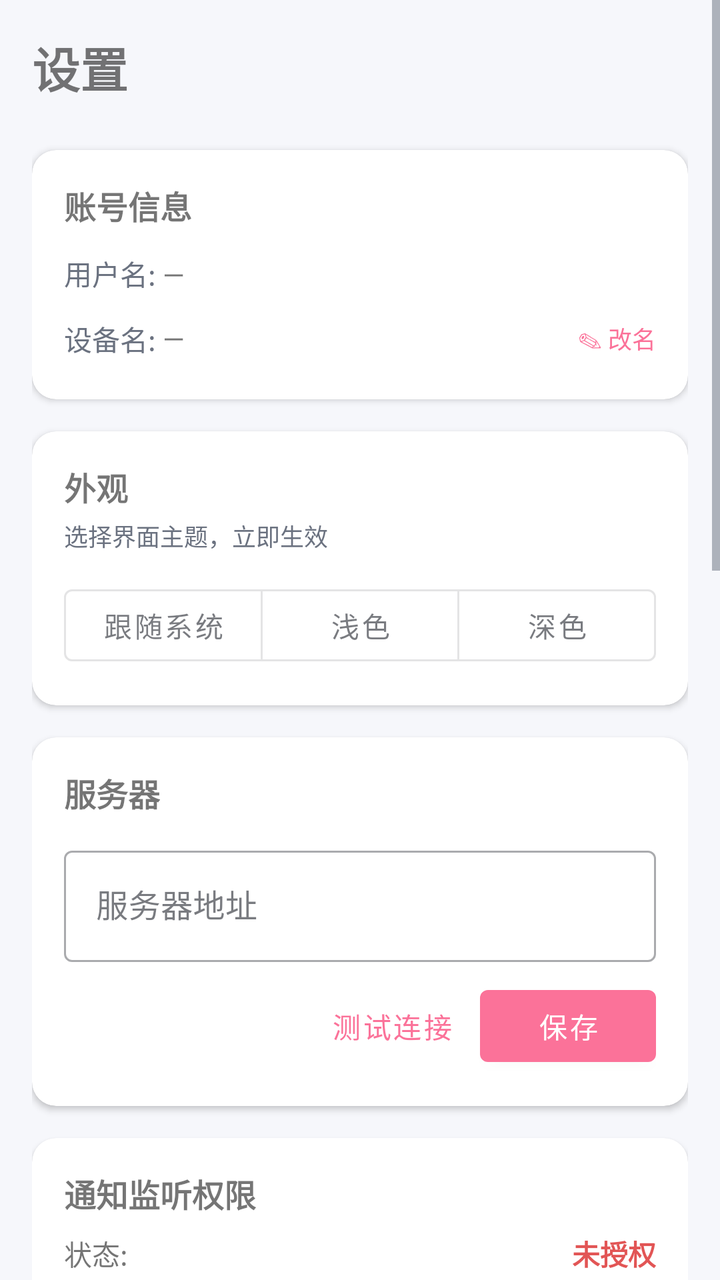
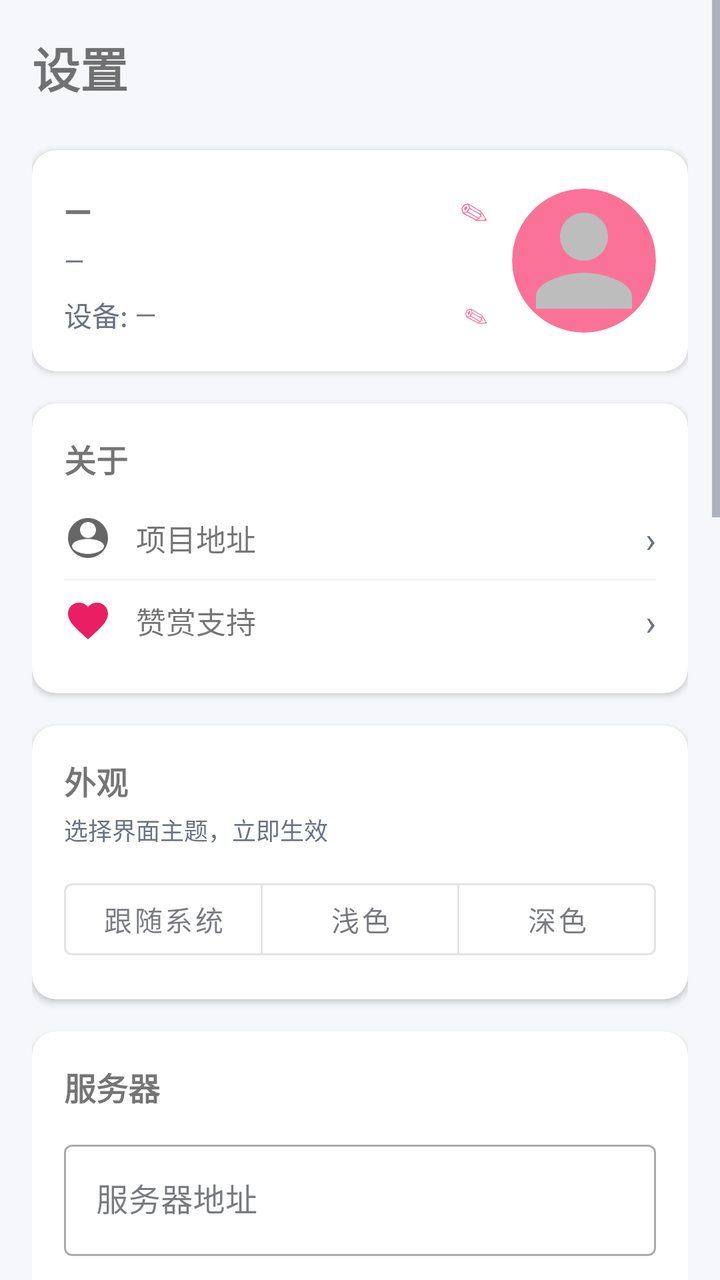

Two renders of the same Android screen: before a commit and after it. Below are the layout's source before the change and the commit's diff.
<!-- AndroidManifest.xml: application theme Theme.NotifySync -->
<!-- res/layout/fragment_settings.xml -->
<?xml version="1.0" encoding="utf-8"?>
<ScrollView xmlns:android="http://schemas.android.com/apk/res/android"
    xmlns:app="http://schemas.android.com/apk/res-auto"
    android:layout_width="match_parent"
    android:layout_height="match_parent"
    android:fillViewport="true">

    <LinearLayout
        android:layout_width="match_parent"
        android:layout_height="wrap_content"
        android:orientation="vertical"
        android:padding="16dp">

        <TextView
            android:layout_width="match_parent"
            android:layout_height="wrap_content"
            android:text="设置"
            android:textSize="24sp"
            android:textStyle="bold"
            android:layout_marginBottom="24dp" />

        
        <com.google.android.material.card.MaterialCardView
            android:layout_width="match_parent"
            android:layout_height="wrap_content"
            android:layout_marginBottom="16dp"
            app:cardCornerRadius="12dp"
            app:cardElevation="2dp">

            <LinearLayout
                android:layout_width="match_parent"
                android:layout_height="wrap_content"
                android:orientation="vertical"
                android:padding="16dp">

                <TextView
                    android:layout_width="wrap_content"
                    android:layout_height="wrap_content"
                    android:text="账号信息"
                    android:textStyle="bold"
                    android:textSize="16sp"
                    android:layout_marginBottom="12dp" />

                <LinearLayout
                    android:layout_width="match_parent"
                    android:layout_height="wrap_content"
                    android:orientation="horizontal"
                    android:layout_marginBottom="8dp">
                    <TextView
                        android:layout_width="wrap_content"
                        android:layout_height="wrap_content"
                        android:text="用户名: "
                        android:textColor="@color/on_surface_variant" />
                    <TextView
                        android:id="@+id/tvUsername"
                        android:layout_width="wrap_content"
                        android:layout_height="wrap_content"
                        android:text="—" />
                </LinearLayout>

                <LinearLayout
                    android:id="@+id/llDeviceName"
                    android:layout_width="match_parent"
                    android:layout_height="wrap_content"
                    android:orientation="horizontal"
                    android:gravity="center_vertical"
                    android:clickable="true"
                    android:focusable="true"
                    android:background="?attr/selectableItemBackground"
                    android:paddingTop="4dp"
                    android:paddingBottom="4dp">
                    <TextView
                        android:layout_width="wrap_content"
                        android:layout_height="wrap_content"
                        android:text="设备名: "
                        android:textColor="@color/on_surface_variant" />
                    <TextView
                        android:id="@+id/tvDeviceName"
                        android:layout_width="0dp"
                        android:layout_height="wrap_content"
                        android:layout_weight="1"
                        android:text="—" />
                    <TextView
                        android:layout_width="wrap_content"
                        android:layout_height="wrap_content"
                        android:text="✎ 改名"
                        android:textSize="12sp"
                        android:textColor="?attr/colorPrimary" />
                </LinearLayout>
            </LinearLayout>
        </com.google.android.material.card.MaterialCardView>

        
        <com.google.android.material.card.MaterialCardView
            android:layout_width="match_parent"
            android:layout_height="wrap_content"
            android:layout_marginBottom="16dp"
            app:cardCornerRadius="12dp"
            app:cardElevation="2dp">

            <LinearLayout
                android:layout_width="match_parent"
                android:layout_height="wrap_content"
                android:orientation="vertical"
                android:padding="16dp">

                <TextView
                    android:layout_width="wrap_content"
                    android:layout_height="wrap_content"
                    android:text="外观"
                    android:textStyle="bold"
                    android:textSize="16sp"
                    android:layout_marginBottom="4dp" />

                <TextView
                    android:layout_width="match_parent"
                    android:layout_height="wrap_content"
                    android:text="选择界面主题，立即生效"
                    android:textSize="12sp"
                    android:textColor="@color/on_surface_variant"
                    android:layout_marginBottom="12dp" />

                <com.google.android.material.button.MaterialButtonToggleGroup
                    android:id="@+id/toggleTheme"
                    android:layout_width="match_parent"
                    android:layout_height="wrap_content"
                    app:singleSelection="true"
                    app:selectionRequired="true">

                    <com.google.android.material.button.MaterialButton
                        android:id="@+id/btnThemeSystem"
                        style="@style/Widget.MaterialComponents.Button.OutlinedButton"
                        android:layout_width="0dp"
                        android:layout_height="wrap_content"
                        android:layout_weight="1"
                        android:text="跟随系统" />

                    <com.google.android.material.button.MaterialButton
                        android:id="@+id/btnThemeLight"
                        style="@style/Widget.MaterialComponents.Button.OutlinedButton"
                        android:layout_width="0dp"
                        android:layout_height="wrap_content"
                        android:layout_weight="1"
                        android:text="浅色" />

                    <com.google.android.material.button.MaterialButton
                        android:id="@+id/btnThemeDark"
                        style="@style/Widget.MaterialComponents.Button.OutlinedButton"
                        android:layout_width="0dp"
                        android:layout_height="wrap_content"
                        android:layout_weight="1"
                        android:text="深色" />
                </com.google.android.material.button.MaterialButtonToggleGroup>
            </LinearLayout>
        </com.google.android.material.card.MaterialCardView>

        
        <com.google.android.material.card.MaterialCardView
            android:layout_width="match_parent"
            android:layout_height="wrap_content"
            android:layout_marginBottom="16dp"
            app:cardCornerRadius="12dp"
            app:cardElevation="2dp">

            <LinearLayout
                android:layout_width="match_parent"
                android:layout_height="wrap_content"
                android:orientation="vertical"
                android:padding="16dp">

                <TextView
                    android:layout_width="wrap_content"
                    android:layout_height="wrap_content"
                    android:text="服务器"
                    android:textStyle="bold"
                    android:textSize="16sp"
                    android:layout_marginBottom="12dp" />

                <com.google.android.material.textfield.TextInputLayout
                    android:layout_width="match_parent"
                    android:layout_height="wrap_content"
                    style="@style/Widget.MaterialComponents.TextInputLayout.OutlinedBox"
                    android:layout_marginBottom="8dp">

                    <com.google.android.material.textfield.TextInputEditText
                        android:id="@+id/etServerUrl"
                        android:layout_width="match_parent"
                        android:layout_height="wrap_content"
                        android:hint="服务器地址"
                        android:inputType="textUri"
                        android:singleLine="true" />
                </com.google.android.material.textfield.TextInputLayout>

                <LinearLayout
                    android:layout_width="match_parent"
                    android:layout_height="wrap_content"
                    android:orientation="horizontal"
                    android:gravity="end">

                    <com.google.android.material.button.MaterialButton
                        android:id="@+id/btnTestConnection"
                        android:layout_width="wrap_content"
                        android:layout_height="wrap_content"
                        android:text="测试连接"
                        style="@style/Widget.MaterialComponents.Button.TextButton" />

                    <com.google.android.material.button.MaterialButton
                        android:id="@+id/btnSaveServerUrl"
                        android:layout_width="wrap_content"
                        android:layout_height="wrap_content"
                        android:text="保存" />
                </LinearLayout>
            </LinearLayout>
        </com.google.android.material.card.MaterialCardView>

        
        <com.google.android.material.card.MaterialCardView
            android:layout_width="match_parent"
            android:layout_height="wrap_content"
            android:layout_marginBottom="16dp"
            app:cardCornerRadius="12dp"
            app:cardElevation="2dp">

            <LinearLayout
                android:layout_width="match_parent"
                android:layout_height="wrap_content"
                android:orientation="vertical"
                android:padding="16dp">

                <TextView
                    android:layout_width="wrap_content"
                    android:layout_height="wrap_content"
                    android:text="通知监听权限"
                    android:textStyle="bold"
                    android:textSize="16sp"
                    android:layout_marginBottom="8dp" />

                <LinearLayout
                    android:layout_width="match_parent"
                    android:layout_height="wrap_content"
                    android:orientation="horizontal"
                    android:gravity="center_vertical"
                    android:layout_marginBottom="12dp">

                    <TextView
                        android:layout_width="0dp"
                        android:layout_height="wrap_content"
                        android:layout_weight="1"
                        android:text="状态: " />

                    <TextView
                        android:id="@+id/tvPermissionStatus"
                        android:layout_width="wrap_content"
                        android:layout_height="wrap_content"
                        android:text="未授权"
                        android:textColor="@color/danger"
                        android:textStyle="bold" />
                </LinearLayout>

                <com.google.android.material.button.MaterialButton
                    android:id="@+id/btnNotificationPermission"
                    android:layout_width="match_parent"
                    android:layout_height="wrap_content"
                    android:text="去授权通知监听" />
            </LinearLayout>
        </com.google.android.material.card.MaterialCardView>

        
        <com.google.android.material.card.MaterialCardView
            android:layout_width="match_parent"
            android:layout_height="wrap_content"
            android:layout_marginBottom="16dp"
            app:cardCornerRadius="12dp"
            app:cardElevation="2dp">

            <LinearLayout
                android:layout_width="match_parent"
                android:layout_height="wrap_content"
                android:orientation="vertical"
                android:padding="16dp">

                <TextView
                    android:layout_width="wrap_content"
                    android:layout_height="wrap_content"
                    android:text="短信验证码"
                    android:textStyle="bold"
                    android:textSize="16sp"
                    android:layout_marginBottom="4dp" />

                <TextView
                    android:layout_width="match_parent"
                    android:layout_height="wrap_content"
                    android:text="开启后自动读取新短信，提取验证码并复制到剪贴板"
                    android:textSize="12sp"
                    android:textColor="@color/on_surface_variant"
                    android:layout_marginBottom="12dp" />

                <LinearLayout
                    android:layout_width="match_parent"
                    android:layout_height="wrap_content"
                    android:orientation="horizontal"
                    android:gravity="center_vertical"
                    android:layout_marginBottom="12dp">

                    <TextView
                        android:layout_width="0dp"
                        android:layout_height="wrap_content"
                        android:layout_weight="1"
                        android:text="状态: " />

                    <TextView
                        android:id="@+id/tvSmsStatus"
                        android:layout_width="wrap_content"
                        android:layout_height="wrap_content"
                        android:text="未授权"
                        android:textColor="@color/danger"
                        android:textStyle="bold" />
                </LinearLayout>

                <LinearLayout
                    android:layout_width="match_parent"
                    android:layout_height="wrap_content"
                    android:orientation="horizontal"
                    android:gravity="center_vertical">

                    <TextView
                        android:layout_width="0dp"
                        android:layout_height="wrap_content"
                        android:layout_weight="1"
                        android:text="自动提取并复制验证码"
                        android:textSize="14sp" />

                    <com.google.android.material.button.MaterialButton
                        android:id="@+id/btnSmsPermission"
                        style="@style/Widget.MaterialComponents.Button.TextButton"
                        android:layout_width="wrap_content"
                        android:layout_height="wrap_content"
                        android:text="授权读取短信" />

                    <androidx.appcompat.widget.SwitchCompat
                        android:id="@+id/swSmsCapture"
                        android:layout_width="wrap_content"
                        android:layout_height="wrap_content" />
                </LinearLayout>
            </LinearLayout>
        </com.google.android.material.card.MaterialCardView>

        
        <com.google.android.material.card.MaterialCardView
            android:layout_width="match_parent"
            android:layout_height="wrap_content"
            android:layout_marginBottom="16dp"
            app:cardCornerRadius="12dp"
            app:cardElevation="2dp">

            <LinearLayout
                android:layout_width="match_parent"
                android:layout_height="wrap_content"
                android:orientation="vertical"
                android:padding="16dp">

                <TextView
                    android:layout_width="wrap_content"
                    android:layout_height="wrap_content"
                    android:text="应用过滤"
                    android:textStyle="bold"
                    android:textSize="16sp"
                    android:layout_marginBottom="8dp" />

                <LinearLayout
                    android:layout_width="match_parent"
                    android:layout_height="wrap_content"
                    android:orientation="horizontal"
                    android:gravity="center_vertical"
                    android:layout_marginBottom="4dp">

                    <TextView
                        android:layout_width="0dp"
                        android:layout_height="wrap_content"
                        android:layout_weight="1"
                        android:text="仅同步所选应用"
                        android:textSize="14sp" />

                    <androidx.appcompat.widget.SwitchCompat
                        android:id="@+id/swFilterEnabled"
                        android:layout_width="wrap_content"
                        android:layout_height="wrap_content" />
                </LinearLayout>

                <TextView
                    android:layout_width="match_parent"
                    android:layout_height="wrap_content"
                    android:text="关闭 = 同步所有应用；开启后只同步下方勾选的应用"
                    android:textSize="12sp"
                    android:textColor="@color/on_surface_variant"
                    android:layout_marginBottom="8dp" />

                <androidx.recyclerview.widget.RecyclerView
                    android:id="@+id/rvAppFilter"
                    android:layout_width="match_parent"
                    android:layout_height="240dp"
                    android:clipToPadding="false" />

                <ProgressBar
                    android:id="@+id/progressBarFilters"
                    android:layout_width="wrap_content"
                    android:layout_height="wrap_content"
                    android:layout_gravity="center"
                    android:visibility="gone" />

                <TextView
                    android:id="@+id/tvEmptyFilters"
                    android:layout_width="match_parent"
                    android:layout_height="wrap_content"
                    android:text="未找到可同步的应用"
                    android:gravity="center"
                    android:padding="24dp"
                    android:textColor="@color/on_surface_variant"
                    android:visibility="gone" />

                <com.google.android.material.button.MaterialButton
                    android:id="@+id/btnSaveFilters"
                    android:layout_width="match_parent"
                    android:layout_height="wrap_content"
                    android:layout_marginTop="8dp"
                    android:text="保存应用过滤" />
            </LinearLayout>
        </com.google.android.material.card.MaterialCardView>

        
        <com.google.android.material.button.MaterialButton
            android:id="@+id/btnLogout"
            android:layout_width="match_parent"
            android:layout_height="52dp"
            android:text="退出登录"
            android:backgroundTint="@color/danger"
            android:textColor="@android:color/white" />

    </LinearLayout>
</ScrollView>
<!-- resources referenced by this layout -->
<resources>
  <color name="danger">#E25555</color>
  <color name="on_surface_variant">#6B7280</color>
  <style name="Theme.NotifySync" parent="Theme.MaterialComponents.DayNight.NoActionBar">
          <item name="colorPrimary">@color/brand_primary</item>
          <item name="colorPrimaryVariant">@color/brand_primary_dark</item>
          <item name="colorOnPrimary">@color/on_primary</item>
          <item name="colorSecondary">@color/secondary</item>
          <item name="colorOnSecondary">@color/on_secondary</item>
          <item name="colorSurface">@color/surface</item>
          <item name="colorOnSurface">@color/on_surface</item>
          <item name="colorError">@color/error</item>
          <item name="android:colorBackground">@color/background</item>
          <item name="colorOnBackground">@color/on_surface</item>
          <item name="colorControlNormal">@color/on_surface_variant</item>
          <item name="colorControlActivated">@color/brand_primary</item>
          <item name="android:windowBackground">@color/background</item>
          <item name="android:statusBarColor">@color/background</item>
          <item name="android:navigationBarColor">@color/background</item>
      </style>
  <color name="brand_primary">#FB7299</color>
  <color name="brand_primary_dark">#E0527F</color>
  <color name="on_primary">#FFFFFF</color>
  <color name="secondary">#8A6AFF</color>
  <color name="on_secondary">#FFFFFF</color>
  <color name="surface">#FFFFFF</color>
  <color name="on_surface">#20232B</color>
  <color name="error">#E25555</color>
  <color name="background">#F6F7FB</color>
</resources>

<!-- the commit's change to res/layout/fragment_settings.xml (unified diff, before → after) -->
@@ -30,36 +30,143 @@
             <LinearLayout
                 android:layout_width="match_parent"
                 android:layout_height="wrap_content"
+                android:orientation="horizontal"
+                android:gravity="center_vertical"
+                android:padding="16dp">
+
+                
+                <LinearLayout
+                    android:layout_width="0dp"
+                    android:layout_height="wrap_content"
+                    android:layout_weight="1"
+                    android:orientation="vertical">
+
+                    
+                    <LinearLayout
+                        android:id="@+id/llNickname"
+                        android:layout_width="match_parent"
+                        android:layout_height="wrap_content"
+                        android:orientation="horizontal"
+                        android:gravity="center_vertical"
+                        android:clickable="true"
+                        android:focusable="true"
+                        android:background="?attr/selectableItemBackground"
+                        android:paddingTop="2dp"
+                        android:paddingBottom="2dp">
+
+                        <TextView
+                            android:id="@+id/tvDisplayName"
+                            android:layout_width="0dp"
+                            android:layout_height="wrap_content"
+                            android:layout_weight="1"
+                            android:text="—"
+                            android:textSize="18sp"
+                            android:textStyle="bold" />
+
+                        <TextView
+                            android:layout_width="wrap_content"
+                            android:layout_height="wrap_content"
+                            android:text="✎"
+                            android:textSize="14sp"
+                            android:textColor="?attr/colorPrimary" />
+                    </LinearLayout>
+
+                    
+                    <TextView
+                        android:id="@+id/tvUsername"
+                        android:layout_width="wrap_content"
+                        android:layout_height="wrap_content"
+                        android:text="—"
+                        android:textSize="13sp"
+                        android:textColor="@color/on_surface_variant"
+                        android:layout_marginTop="2dp"
+                        android:layout_marginBottom="6dp" />
+
+                    
+                    <LinearLayout
+                        android:id="@+id/llDeviceName"
+                        android:layout_width="match_parent"
+                        android:layout_height="wrap_content"
+                        android:orientation="horizontal"
+                        android:gravity="center_vertical"
+                        android:clickable="true"
+                        android:focusable="true"
+                        android:background="?attr/selectableItemBackground"
+                        android:paddingTop="2dp"
+                        android:paddingBottom="2dp">
+
+                        <TextView
+                            android:layout_width="wrap_content"
+                            android:layout_height="wrap_content"
+                            android:text="设备: "
+                            android:textSize="14sp"
+                            android:textColor="@color/on_surface_variant" />
+
+                        <TextView
+                            android:id="@+id/tvDeviceName"
+                            android:layout_width="0dp"
+                            android:layout_height="wrap_content"
+                            android:layout_weight="1"
+                            android:text="—"
+                            android:textSize="14sp" />
+
+                        <TextView
+                            android:layout_width="wrap_content"
+                            android:layout_height="wrap_content"
+                            android:text="✎"
+                            android:textSize="12sp"
+                            android:textColor="?attr/colorPrimary" />
+                    </LinearLayout>
+                </LinearLayout>
+
+                
+                <FrameLayout
+                    android:id="@+id/flAvatar"
+                    android:layout_width="72dp"
+                    android:layout_height="72dp"
+                    android:layout_marginStart="12dp"
+                    android:clickable="true"
+                    android:focusable="true"
+                    android:background="?attr/selectableItemBackgroundBorderless">
+
+                    <ImageView
+                        android:id="@+id/ivAvatar"
+                        android:layout_width="match_parent"
+                        android:layout_height="match_parent"
+                        android:scaleType="centerCrop"
+                        android:src="@drawable/ic_default_avatar"
+                        android:background="@drawable/bg_circle_avatar"
+                        android:clipToOutline="true"
+                        android:outlineProvider="background" />
+                </FrameLayout>
+            </LinearLayout>
+        </com.google.android.material.card.MaterialCardView>
+
+        
+        <com.google.android.material.card.MaterialCardView
+            android:layout_width="match_parent"
+            android:layout_height="wrap_content"
+            android:layout_marginBottom="16dp"
+            app:cardCornerRadius="12dp"
+            app:cardElevation="2dp">
+
+            <LinearLayout
+                android:layout_width="match_parent"
+                android:layout_height="wrap_content"
                 android:orientation="vertical"
                 android:padding="16dp">
 
                 <TextView
                     android:layout_width="wrap_content"
                     android:layout_height="wrap_content"
-                    android:text="账号信息"
+                    android:text="关于"
                     android:textStyle="bold"
                     android:textSize="16sp"
-                    android:layout_marginBottom="12dp" />
-
-                <LinearLayout
-                    android:layout_width="match_parent"
-                    android:layout_height="wrap_content"
-                    android:orientation="horizontal"
-                    android:layout_marginBottom="8dp">
-                    <TextView
-                        android:layout_width="wrap_content"
-                        android:layout_height="wrap_content"
-                        android:text="用户名: "
-                        android:textColor="@color/on_surface_variant" />
-                    <TextView
-                        android:id="@+id/tvUsername"
-                        android:layout_width="wrap_content"
-                        android:layout_height="wrap_content"
-                        android:text="—" />
-                </LinearLayout>
-
-                <LinearLayout
-                    android:id="@+id/llDeviceName"
+                    android:layout_marginBottom="8dp" />
+
+                
+                <LinearLayout
+                    android:id="@+id/llProjectUrl"
                     android:layout_width="match_parent"
                     android:layout_height="wrap_content"
                     android:orientation="horizontal"
@@ -67,25 +174,67 @@
                     android:clickable="true"
                     android:focusable="true"
                     android:background="?attr/selectableItemBackground"
-                    android:paddingTop="4dp"
-                    android:paddingBottom="4dp">
-                    <TextView
-                        android:layout_width="wrap_content"
-                        android:layout_height="wrap_content"
-                        android:text="设备名: "
+                    android:paddingTop="8dp"
+                    android:paddingBottom="8dp">
+
+                    <ImageView
+                        android:layout_width="24dp"
+                        android:layout_height="24dp"
+                        android:src="@drawable/ic_github"
+                        android:layout_marginEnd="12dp" />
+
+                    <TextView
+                        android:layout_width="0dp"
+                        android:layout_height="wrap_content"
+                        android:layout_weight="1"
+                        android:text="项目地址"
+                        android:textSize="15sp" />
+
+                    <TextView
+                        android:layout_width="wrap_content"
+                        android:layout_height="wrap_content"
+                        android:text="›"
+                        android:textSize="18sp"
                         android:textColor="@color/on_surface_variant" />
-                    <TextView
-                        android:id="@+id/tvDeviceName"
-                        android:layout_width="0dp"
-                        android:layout_height="wrap_content"
-                        android:layout_weight="1"
-                        android:text="—" />
-                    <TextView
-                        android:layout_width="wrap_content"
-                        android:layout_height="wrap_content"
-                        android:text="✎ 改名"
-                        android:textSize="12sp"
-                        android:textColor="?attr/colorPrimary" />
+                </LinearLayout>
+
+                <View
+                    android:layout_width="match_parent"
+                    android:layout_height="1dp"
+                    android:background="@color/surface_variant" />
+
+                
+                <LinearLayout
+                    android:id="@+id/llDonate"
+                    android:layout_width="match_parent"
+                    android:layout_height="wrap_content"
+                    android:orientation="horizontal"
+                    android:gravity="center_vertical"
+                    android:clickable="true"
+                    android:focusable="true"
+                    android:background="?attr/selectableItemBackground"
+                    android:paddingTop="8dp"
+                    android:paddingBottom="8dp">
+
+                    <ImageView
+                        android:layout_width="24dp"
+                        android:layout_height="24dp"
+                        android:src="@drawable/ic_donate"
+                        android:layout_marginEnd="12dp" />
+
+                    <TextView
+                        android:layout_width="0dp"
+                        android:layout_height="wrap_content"
+                        android:layout_weight="1"
+                        android:text="赞赏支持"
+                        android:textSize="15sp" />
+
+                    <TextView
+                        android:layout_width="wrap_content"
+                        android:layout_height="wrap_content"
+                        android:text="›"
+                        android:textSize="18sp"
+                        android:textColor="@color/on_surface_variant" />
                 </LinearLayout>
             </LinearLayout>
         </com.google.android.material.card.MaterialCardView>
<!-- resource entries referenced after the edit -->
@@ -2,6 +2,43 @@
 <resources>
   <color name="danger">#E25555</color>
   <color name="on_surface_variant">#6B7280</color>
+  <color name="surface_variant">#F3F4F8</color>
+  <!-- drawable bg_circle_avatar (drawable) -->
+  <?xml version="1.0" encoding="utf-8"?>
+  <shape xmlns:android="http://schemas.android.com/apk/res/android"
+      android:shape="oval">
+      <solid android:color="@color/purple_500" />
+  </shape>
+  <!-- drawable ic_default_avatar (drawable) -->
+  <vector xmlns:android="http://schemas.android.com/apk/res/android"
+      android:width="48dp"
+      android:height="48dp"
+      android:viewportWidth="24"
+      android:viewportHeight="24">
+      <path
+          android:fillColor="#BDBDBD"
+          android:pathData="M12,12c2.21,0 4,-1.79 4,-4s-1.79,-4 -4,-4 -4,1.79 -4,4 1.79,4 4,4zM12,14c-2.67,0 -8,1.34 -8,4v2h16v-2c0,-2.66 -5.33,-4 -8,-4z" />
+  </vector>
+  <!-- drawable ic_donate (drawable) -->
+  <vector xmlns:android="http://schemas.android.com/apk/res/android"
+      android:width="24dp"
+      android:height="24dp"
+      android:viewportWidth="24"
+      android:viewportHeight="24">
+      <path
+          android:fillColor="#E91E63"
+          android:pathData="M12,21.35l-1.45,-1.32C5.4,15.36 2,12.28 2,8.5 2,5.42 4.42,3 7.5,3c1.74,0 3.41,0.81 4.5,2.09C13.09,3.81 14.76,3 16.5,3 19.58,3 22,5.42 22,8.5c0,3.78 -3.4,6.86 -8.55,11.54L12,21.35z" />
+  </vector>
+  <!-- drawable ic_github (drawable) -->
+  <vector xmlns:android="http://schemas.android.com/apk/res/android"
+      android:width="24dp"
+      android:height="24dp"
+      android:viewportWidth="24"
+      android:viewportHeight="24">
+      <path
+          android:fillColor="#666666"
+          android:pathData="M12,2C6.48,2 2,6.48 2,12s4.48,10 10,10 10,-4.48 10,-10S17.52,2 12,2zM12,4c2.21,0 4,1.79 4,4s-1.79,4 -4,4 -4,-1.79 -4,-4 1.79,-4 4,-4zM12,20c-2.67,0 -8,-1.34 -8,-4 0,-1.5 2.67,-3.5 8,-3.5s8,2 8,3.5c0,2.66 -5.33,4 -8,4z" />
+  </vector>
   <style name="Theme.NotifySync" parent="Theme.MaterialComponents.DayNight.NoActionBar">
           <item name="colorPrimary">@color/brand_primary</item>
           <item name="colorPrimaryVariant">@color/brand_primary_dark</item>
@@ -19,6 +56,7 @@
           <item name="android:statusBarColor">@color/background</item>
           <item name="android:navigationBarColor">@color/background</item>
       </style>
+  <color name="purple_500">@color/brand_primary</color>
   <color name="brand_primary">#FB7299</color>
   <color name="brand_primary_dark">#E0527F</color>
   <color name="on_primary">#FFFFFF</color>
